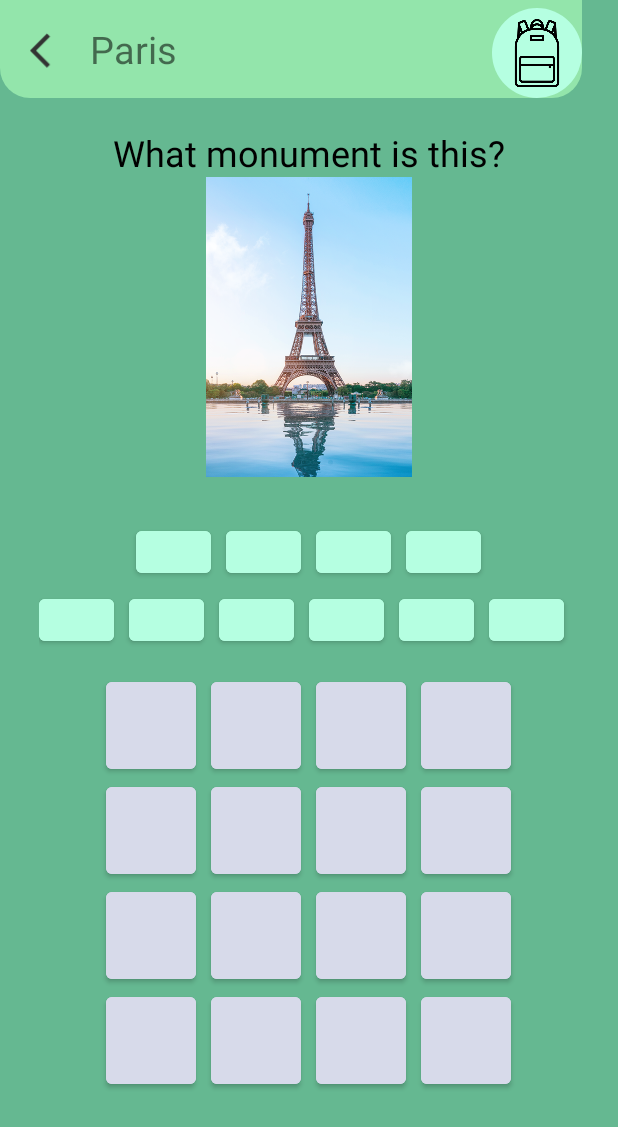
After one commit to juliabiesiada/Villa-Go, an Android app: the layout guess_the_monument_activity.xml on its own in the app's theme, with its tools: preview values and no code run, on a phone screen of 412 x 824 dp. The commit adds this screen. Shown: the top 1127 px of the screen. Run offline under Robolectric (Android 15) with nearby library versions, the phone set to English and light mode, and no system bars.

Commit message:
Added guess the monument layout

```diff
--- a/app/src/main/res/layout/cuisine_escargot_letter.xml
+++ b/app/src/main/res/layout/cuisine_escargot_letter.xml
@@ -76,7 +76,7 @@
                     <ImageView
                         android:layout_width="120dp"
                         android:layout_height="100dp"
-                        android:background="@drawable/teachercolored" />
+                        android:background="@drawable/teacher" />
 
                     <androidx.cardview.widget.CardView
                         android:layout_width="wrap_content"
@@ -90,6 +90,7 @@
                             android:layout_width="wrap_content"
                             android:layout_height="wrap_content"
                             android:layout_margin="10dp"
+                            android:textColor="@color/black"
                             android:text="@string/escargot_question" />
 
                     </androidx.cardview.widget.CardView>
--- /dev/null
+++ b/app/src/main/res/layout/guess_the_monument_activity.xml
@@ -0,0 +1,318 @@
+<?xml version="1.0" encoding="utf-8"?>
+<androidx.constraintlayout.widget.ConstraintLayout xmlns:android="http://schemas.android.com/apk/res/android"
+    xmlns:app="http://schemas.android.com/apk/res-auto"
+    xmlns:tools="http://schemas.android.com/tools"
+    android:layout_width="match_parent"
+    android:layout_height="match_parent"
+    android:background="@color/backgroundGreen">
+
+    <LinearLayout
+        android:id="@+id/linearLayout"
+        android:layout_width="0dp"
+        android:layout_height="wrap_content"
+        android:orientation="vertical"
+        app:layout_constraintEnd_toEndOf="parent"
+        app:layout_constraintStart_toStartOf="parent"
+        app:layout_constraintTop_toTopOf="parent">
+
+        <include
+            layout="@layout/top_bar"
+            android:layout_width="wrap_content"
+            android:layout_height="wrap_content" />
+
+        <TextView
+            android:layout_width="match_parent"
+            android:layout_height="match_parent"
+            android:layout_marginTop="20dp"
+            android:gravity="center|center_vertical"
+            android:textSize="24sp"
+            android:textColor="@color/black"
+            android:text="What monument is this?"/>
+        <ImageView
+            android:layout_width="300dp"
+            android:layout_height="200dp"
+            android:layout_gravity="center"
+            android:src="@drawable/eiffel_tower"/>
+        <LinearLayout
+            android:layout_width="wrap_content"
+            android:layout_height="wrap_content"
+            android:layout_gravity="center_vertical|center"
+            android:layout_marginTop="30dp"
+            android:orientation="horizontal">
+
+            <Button
+                android:id="@+id/letter1"
+                android:layout_width="50dp"
+                android:layout_height="40dp"
+                android:layout_marginLeft="10dp"
+                android:layout_marginRight="10dp"
+                android:layout_weight="1"
+                android:backgroundTint="@color/secondaryGreen"
+                android:gravity="center_vertical|center"
+                android:text="" />
+
+            <Button
+                android:id="@+id/letter2"
+                android:layout_width="50dp"
+                android:layout_height="40dp"
+                android:layout_marginRight="10dp"
+                android:layout_weight="1"
+                android:backgroundTint="@color/secondaryGreen"
+                android:gravity="center_vertical|center"
+                android:text="" />
+
+            <Button
+                android:id="@+id/letter3"
+                android:layout_width="50dp"
+                android:layout_height="40dp"
+                android:layout_marginRight="10dp"
+                android:layout_weight="1"
+                android:backgroundTint="@color/secondaryGreen"
+                android:gravity="center_vertical|center"
+                android:text="" />
+
+            <Button
+                android:id="@+id/letter4"
+                android:layout_width="50dp"
+                android:layout_height="40dp"
+                android:layout_marginRight="10dp"
+                android:layout_weight="1"
+                android:backgroundTint="@color/secondaryGreen"
+                android:gravity="center_vertical|center"
+                android:text="" />
+
+
+        </LinearLayout>
+
+        <LinearLayout
+            android:layout_width="wrap_content"
+            android:layout_height="wrap_content"
+            android:layout_gravity="center_vertical|center"
+            android:layout_marginTop="5dp"
+            android:orientation="horizontal">
+
+            <Button
+                android:id="@+id/letter5"
+                android:layout_width="50dp"
+                android:layout_height="40dp"
+                android:layout_marginRight="10dp"
+                android:layout_weight="1"
+                android:backgroundTint="@color/secondaryGreen"
+                android:gravity="center_vertical|center"
+                android:text="" />
+
+            <Button
+                android:id="@+id/letter6"
+                android:layout_width="50dp"
+                android:layout_height="40dp"
+                android:layout_marginRight="10dp"
+                android:layout_weight="1"
+                android:backgroundTint="@color/secondaryGreen"
+                android:gravity="center_vertical|center"
+                android:text="" />
+
+            <Button
+                android:id="@+id/letter7"
+                android:layout_width="50dp"
+                android:layout_height="40dp"
+                android:layout_marginRight="10dp"
+                android:layout_weight="1"
+                android:backgroundTint="@color/secondaryGreen"
+                android:gravity="center_vertical|center"
+                android:text="" />
+
+            <Button
+                android:id="@+id/letter8"
+                android:layout_width="50dp"
+                android:layout_height="40dp"
+                android:layout_marginRight="10dp"
+                android:layout_weight="1"
+                android:backgroundTint="@color/secondaryGreen"
+                android:gravity="center_vertical|center"
+                android:text="" />
+
+            <Button
+                android:id="@+id/letter9"
+                android:layout_width="50dp"
+                android:layout_height="40dp"
+                android:layout_marginRight="10dp"
+                android:layout_weight="1"
+                android:backgroundTint="@color/secondaryGreen"
+                android:gravity="center_vertical|center"
+                android:text="" />
+
+            <Button
+                android:id="@+id/letter10"
+                android:layout_width="50dp"
+                android:layout_height="40dp"
+                android:layout_marginRight="10dp"
+                android:layout_weight="1"
+                android:backgroundTint="@color/secondaryGreen"
+                android:gravity="center_vertical|center"
+                android:text="" />
+
+        </LinearLayout>
+
+        <LinearLayout
+            android:layout_width="wrap_content"
+            android:layout_height="match_parent"
+            android:layout_gravity="center|center_vertical"
+            android:layout_marginTop="15dp">
+
+            <Button
+                android:id="@+id/ansLetter1"
+                android:layout_width="60dp"
+                android:layout_height="70dp"
+                android:layout_marginLeft="10dp"
+                android:layout_marginRight="10dp"
+                android:layout_weight="1"
+                android:backgroundTint="@color/ansLetterGray" />
+
+            <Button
+                android:id="@+id/ansLetter2"
+                android:layout_width="60dp"
+                android:layout_height="70dp"
+                android:layout_marginRight="10dp"
+                android:layout_weight="1"
+                android:backgroundTint="@color/ansLetterGray" />
+
+            <Button
+                android:id="@+id/ansLetter3"
+                android:layout_width="60dp"
+                android:layout_height="70dp"
+                android:layout_marginRight="10dp"
+                android:layout_weight="1"
+                android:backgroundTint="@color/ansLetterGray" />
+
+            <Button
+                android:id="@+id/ansLetter4"
+                android:layout_width="60dp"
+                android:layout_height="70dp"
+                android:layout_marginRight="10dp"
+                android:layout_weight="1"
+                android:backgroundTint="@color/ansLetterGray" />
+
+        </LinearLayout>
+
+        <LinearLayout
+            android:layout_width="wrap_content"
+            android:layout_height="match_parent"
+            android:layout_gravity="center|center_vertical">
+
+            <Button
+                android:id="@+id/ansLetter5"
+                android:layout_width="60dp"
+                android:layout_height="70dp"
+                android:layout_marginLeft="10dp"
+                android:layout_marginRight="10dp"
+                android:layout_weight="1"
+                android:backgroundTint="@color/ansLetterGray" />
+
+            <Button
+                android:id="@+id/ansLetter6"
+                android:layout_width="60dp"
+                android:layout_height="70dp"
+                android:layout_marginRight="10dp"
+                android:layout_weight="1"
+                android:backgroundTint="@color/ansLetterGray" />
+
+            <Button
+                android:id="@+id/ansLetter7"
+                android:layout_width="60dp"
+                android:layout_height="70dp"
+                android:layout_marginRight="10dp"
+                android:layout_weight="1"
+                android:backgroundTint="@color/ansLetterGray" />
+
+            <Button
+                android:id="@+id/ansLetter8"
+                android:layout_width="60dp"
+                android:layout_height="70dp"
+                android:layout_marginRight="10dp"
+                android:layout_weight="1"
+                android:backgroundTint="@color/ansLetterGray" />
+
+        </LinearLayout>
+
+        <LinearLayout
+            android:layout_width="wrap_content"
+            android:layout_height="match_parent"
+            android:layout_gravity="center|center_vertical">
+
+            <Button
+                android:id="@+id/ansLetter9"
+                android:layout_width="60dp"
+                android:layout_height="70dp"
+                android:layout_marginLeft="10dp"
+                android:layout_marginRight="10dp"
+                android:layout_weight="1"
+                android:backgroundTint="@color/ansLetterGray" />
+
+            <Button
+                android:id="@+id/ansLetter10"
+                android:layout_width="60dp"
+                android:layout_height="70dp"
+                android:layout_marginRight="10dp"
+                android:layout_weight="1"
+                android:backgroundTint="@color/ansLetterGray" />
+
+            <Button
+                android:id="@+id/ansLetter11"
+                android:layout_width="60dp"
+                android:layout_height="70dp"
+                android:layout_marginRight="10dp"
+                android:layout_weight="1"
+                android:backgroundTint="@color/ansLetterGray" />
+
+            <Button
+                android:id="@+id/ansLetter12"
+                android:layout_width="60dp"
+                android:layout_height="70dp"
+                android:layout_marginRight="10dp"
+                android:layout_weight="1"
+                android:backgroundTint="@color/ansLetterGray" />
+
+        </LinearLayout>
+
+        <LinearLayout
+            android:layout_width="wrap_content"
+            android:layout_height="match_parent"
+            android:layout_gravity="center|center_vertical">
+
+            <Button
+                android:id="@+id/ansLetter13"
+                android:layout_width="60dp"
+                android:layout_height="70dp"
+                android:layout_marginLeft="10dp"
+                android:layout_marginRight="10dp"
+                android:layout_weight="1"
+                android:backgroundTint="@color/ansLetterGray" />
+
+            <Button
+                android:id="@+id/ansLetter14"
+                android:layout_width="60dp"
+                android:layout_height="70dp"
+                android:layout_marginRight="10dp"
+                android:layout_weight="1"
+                android:backgroundTint="@color/ansLetterGray" />
+
+            <Button
+                android:id="@+id/ansLetter15"
+                android:layout_width="60dp"
+                android:layout_height="70dp"
+                android:layout_marginRight="10dp"
+                android:layout_weight="1"
+                android:backgroundTint="@color/ansLetterGray" />
+
+            <Button
+                android:id="@+id/ansLetter16"
+                android:layout_width="60dp"
+                android:layout_height="70dp"
+                android:layout_marginRight="10dp"
+                android:layout_weight="1"
+                android:backgroundTint="@color/ansLetterGray" />
+
+        </LinearLayout>
+    </LinearLayout>
+
+</androidx.constraintlayout.widget.ConstraintLayout>
```
Also changed, not shown: app/src/main/res/drawable/eiffel_tower.png (added).
